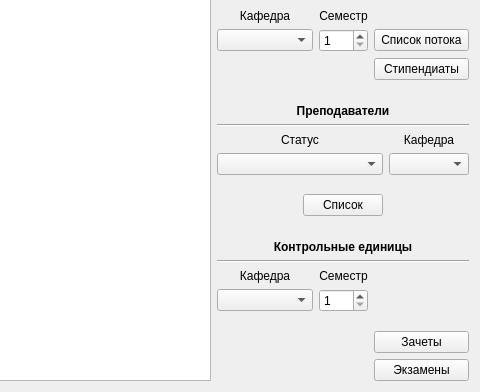
First picture: the form in listswindow.ui, repository muzzy404/DeanOffice-database-course-work, before the edit; both pictures show x 480 to 960 and y 92 to 484 of the 960 by 484 pixel window.
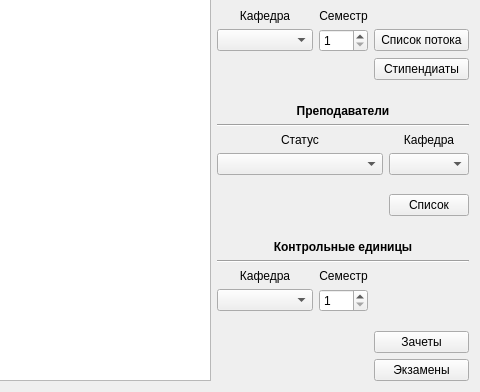
Second picture: the form after the edit.

Patch:
```diff
--- a/listswindow.ui
+++ b/listswindow.ui
@@ -257,7 +257,7 @@
     <widget class="QTableView" name="tableViewDataSpace"/>
    </item>
    <item row="2" column="1" colspan="2">
-    <layout class="QGridLayout" name="gridLayout_2" columnstretch="3,2,3,0">
+    <layout class="QGridLayout" name="gridLayout_2" columnstretch="3,2,0,0">
      <property name="verticalSpacing">
       <number>6</number>
      </property>
@@ -274,19 +274,6 @@
        </property>
       </widget>
      </item>
-     <item row="5" column="2" colspan="2">
-      <spacer name="horizontalSpacer_2">
-       <property name="orientation">
-        <enum>Qt::Horizontal</enum>
-       </property>
-       <property name="sizeHint" stdset="0">
-        <size>
-         <width>40</width>
-         <height>20</height>
-        </size>
-       </property>
-      </spacer>
-     </item>
      <item row="0" column="0" colspan="4">
       <widget class="QLabel" name="label_5">
        <property name="font">
@@ -323,13 +310,6 @@
        </property>
       </spacer>
      </item>
-     <item row="5" column="1">
-      <widget class="QPushButton" name="tchBtnList">
-       <property name="text">
-        <string>Список</string>
-       </property>
-      </widget>
-     </item>
      <item row="2" column="2" colspan="2">
       <widget class="QLabel" name="label_10">
        <property name="text">
@@ -340,22 +320,29 @@
        </property>
       </widget>
      </item>
-     <item row="5" column="0">
-      <spacer name="horizontalSpacer">
-       <property name="orientation">
-        <enum>Qt::Horizontal</enum>
-       </property>
-       <property name="sizeHint" stdset="0">
-        <size>
-         <width>40</width>
-         <height>20</height>
-        </size>
-       </property>
-      </spacer>
-     </item>
      <item row="3" column="0" colspan="2">
       <widget class="QComboBox" name="tchrComBoxStatus"/>
      </item>
+     <item row="5" column="0" colspan="2">
+      <spacer name="horizontalSpacer">
+       <property name="orientation">
+        <enum>Qt::Horizontal</enum>
+       </property>
+       <property name="sizeHint" stdset="0">
+        <size>
+         <width>40</width>
+         <height>20</height>
+        </size>
+       </property>
+      </spacer>
+     </item>
+     <item row="5" column="2" colspan="2">
+      <widget class="QPushButton" name="tchBtnList">
+       <property name="text">
+        <string>Список</string>
+       </property>
+      </widget>
+     </item>
     </layout>
    </item>
   </layout>
```
